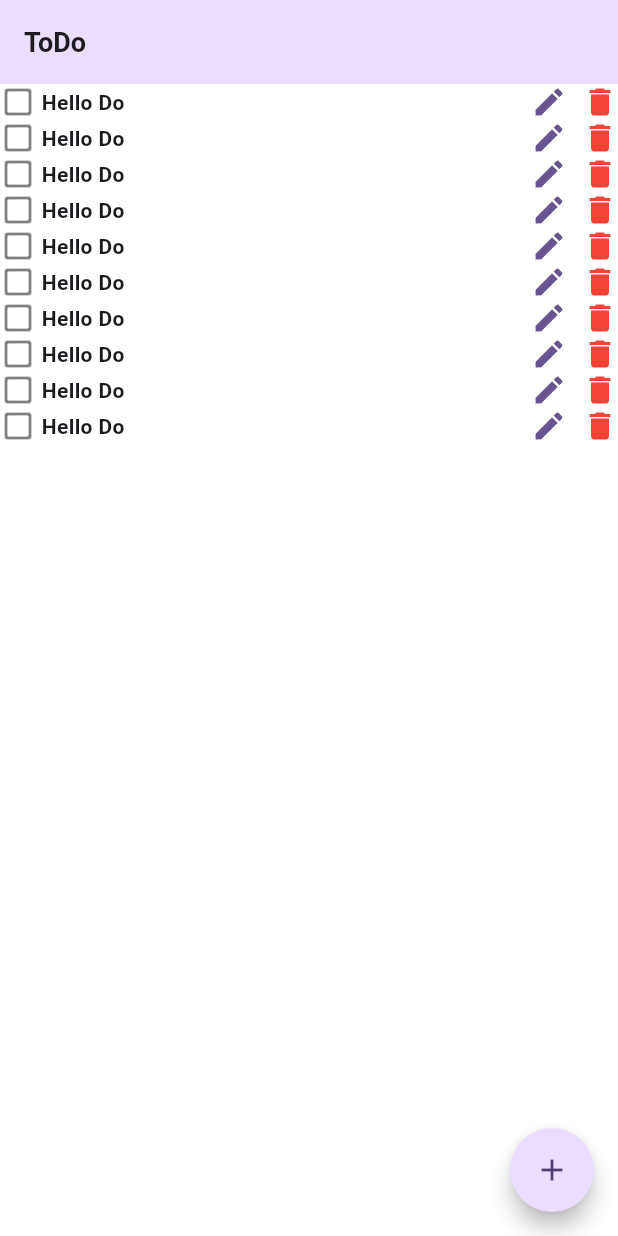
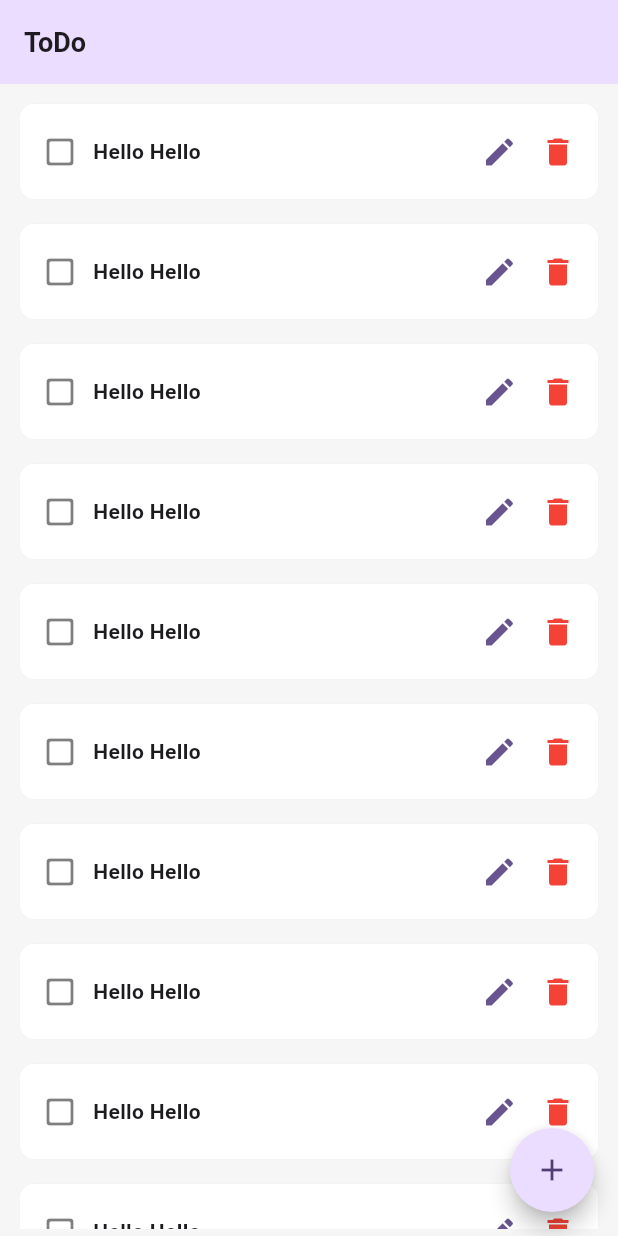
Before and after one commit to susandishwe21/todo_bloc, a Flutter app: the screen it shows after launch, on a phone screen of 412 x 824 dp. Run offline on Flutter 3.47's test engine with Material 2 defaults, Android fonts, the phone set to English and light mode, and no system bars; our stand-ins replace bloc, equatable, rxdart, shared_preferences.

Commit message:
ui design

```diff
--- a/lib/home_screen.dart
+++ b/lib/home_screen.dart
@@ -6,7 +6,7 @@ class HomeScreen extends StatelessWidget {
   @override
   Widget build(BuildContext context) {
     return Scaffold(
-      backgroundColor: Colors.white,
+      backgroundColor: const Color(0xffF6F6F6),
       appBar: AppBar(
         title: const Text(
           "ToDo",
@@ -24,37 +24,53 @@ class HomeScreen extends StatelessWidget {
       ),
       floatingActionButton: FloatingActionButton(
         onPressed: () {},
-        child: Icon(Icons.add),
         shape: RoundedRectangleBorder(
           borderRadius: BorderRadius.circular(30),
         ),
+        child: const Icon(Icons.add),
       ),
     );
   }
 
   Widget buildToDoListRecord() {
     return Container(
+      padding: const EdgeInsets.symmetric(horizontal: 5, vertical: 5),
       child: ListView.separated(
-        itemBuilder: (context, index) => Row(
+        itemBuilder: (context, index) => Padding(
+          padding: const EdgeInsets.all(8.0),
+          child: Container(
+            padding: const EdgeInsets.symmetric(vertical: 20, horizontal: 15),
+            decoration: BoxDecoration(
+                color: Colors.white,
+                borderRadius: BorderRadius.circular(10),
+                boxShadow: [
+                  BoxShadow(
+                    color: Colors.black.withOpacity(0.1),
+                  )
+                ]),
+            child: Row(
               children: [
                 Icon(
                   Icons.check_box_outline_blank_rounded,
                   color: Colors.black.withOpacity(0.5),
                 ),
-            Container(
+                const SizedBox(width: 10),
+                const SizedBox(
                   child: Text(
-                " Hello Do",
+                    "Hello Hello",
                     style: TextStyle(
                       fontSize: 14,
                       fontWeight: FontWeight.w600,
                     ),
                   ),
                 ),
-            Spacer(),
+                const Spacer(),
                 Icon(Icons.edit, color: Theme.of(context).colorScheme.primary),
-            SizedBox(width: 10),
-            Icon(Icons.delete, color: Colors.red)
+                const SizedBox(width: 15),
+                const Icon(Icons.delete, color: Colors.red)
               ],
+            ),
+          ),
         ),
         separatorBuilder: (context, index) => Container(),
         itemCount: 10,
```
Lines whose indentation alone changed are shown as unchanged.
